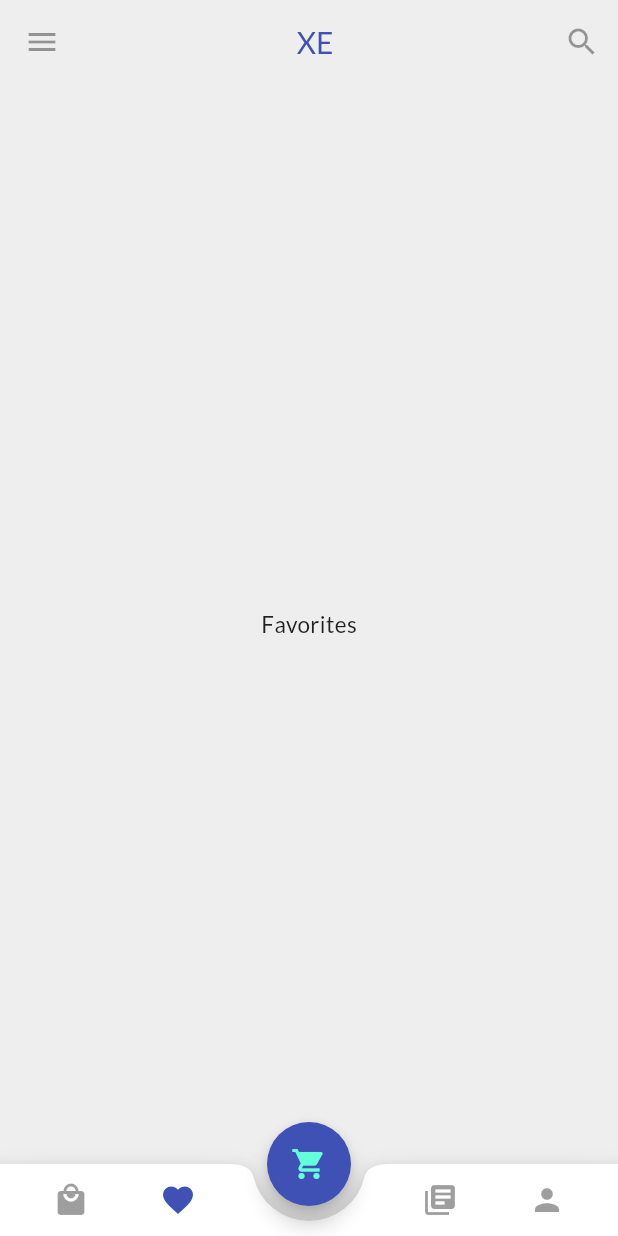
After one commit to serpentarius-hollow/toko-online, a Flutter app: the screen it shows after launch, swiped to page 2, on a phone screen of 412 x 824 dp. The commit adds this screen. Run offline on Flutter 3.47's test engine with Material 2 defaults, Android fonts, the phone set to English and light mode, and no system bars; our stand-ins replace bloc, equatable, flutter_bloc.

Commit message:
feat: finished page_view

```diff
--- a/lib/core/widgets/bottom_nav_bar.dart
+++ b/lib/core/widgets/bottom_nav_bar.dart
@@ -1,15 +1,13 @@
 import 'package:flutter/material.dart';
 
-enum NavBarMenu { shop, favorites, order, account }
-
 class BottomNavBar extends StatelessWidget {
-  final NavBarMenu activeMenu;
+  final int indexActive;
   final Size size;
 
   const BottomNavBar({
     Key key,
+    @required this.indexActive,
     @required this.size,
-    @required this.activeMenu,
   }) : super(key: key);
 
   @override
@@ -28,7 +26,7 @@ class BottomNavBar extends StatelessWidget {
                 IconButton(
                   icon: Icon(
                     Icons.local_mall,
-                    color: activeMenu == NavBarMenu.shop
+                    color: indexActive == 0
                         ? Theme.of(context).primaryColor
                         : null,
                   ),
@@ -37,7 +35,7 @@ class BottomNavBar extends StatelessWidget {
                 IconButton(
                   icon: Icon(
                     Icons.favorite,
-                    color: activeMenu == NavBarMenu.favorites
+                    color: indexActive == 1
                         ? Theme.of(context).primaryColor
                         : null,
                   ),
@@ -54,7 +52,7 @@ class BottomNavBar extends StatelessWidget {
                 IconButton(
                   icon: Icon(
                     Icons.library_books,
-                    color: activeMenu == NavBarMenu.order
+                    color: indexActive == 2
                         ? Theme.of(context).primaryColor
                         : null,
                   ),
@@ -63,7 +61,7 @@ class BottomNavBar extends StatelessWidget {
                 IconButton(
                   icon: Icon(
                     Icons.person,
-                    color: activeMenu == NavBarMenu.account
+                    color: indexActive == 3
                         ? Theme.of(context).primaryColor
                         : null,
                   ),
--- /dev/null
+++ b/lib/core/widgets/cart_button.dart
@@ -0,0 +1,47 @@
+import 'package:flutter/material.dart';
+import 'package:flutter_bloc/flutter_bloc.dart';
+
+import '../../features/cart/bloc/cart_bloc.dart';
+
+class CartButton extends StatelessWidget {
+  @override
+  Widget build(BuildContext context) {
+    return Stack(
+      alignment: AlignmentDirectional.topEnd,
+      children: [
+        FloatingActionButton(
+          backgroundColor: Theme.of(context).primaryColor,
+          onPressed: null,
+          child: Icon(
+            Icons.shopping_cart,
+            color: Theme.of(context).accentColor,
+          ),
+        ),
+        BlocBuilder<CartBloc, CartState>(
+          builder: (context, state) {
+            if (state is CartLoadSuccess) {
+              return Visibility(
+                visible: state.count > 0,
+                child: Container(
+                  padding: const EdgeInsets.all(5),
+                  decoration: const BoxDecoration(
+                    color: Colors.red,
+                    shape: BoxShape.circle,
+                  ),
+                  child: Text(
+                    state.count.toString(),
+                    style: Theme.of(context)
+                        .textTheme
+                        .caption
+                        .copyWith(color: Colors.white),
+                  ),
+                ),
+              );
+            }
+            return Container();
+          },
+        )
+      ],
+    );
+  }
+}
--- /dev/null
+++ b/lib/features/favorites/favorites_body.dart
@@ -0,0 +1,12 @@
+import 'package:flutter/material.dart';
+
+class FavoritesBody extends StatelessWidget {
+  const FavoritesBody();
+
+  @override
+  Widget build(BuildContext context) {
+    return const Center(
+      child: Text('Favorites'),
+    );
+  }
+}
--- a/lib/features/home/view/home_body.dart
+++ b/lib/features/home/view/home_body.dart
@@ -1,8 +1,8 @@
 import 'package:flutter/material.dart';
 import 'package:flutter_bloc/flutter_bloc.dart';
-import 'package:toko_online/features/home/bloc/home_bloc.dart';
 
 import '../../../core/constant/constant.dart';
+import '../bloc/home_bloc.dart';
 import 'item_grid.dart';
 
 class HomeBody extends StatefulWidget {
--- a/lib/features/home/view/home_screen.dart
+++ b/lib/features/home/view/home_screen.dart
@@ -1,11 +1,40 @@
 import 'package:flutter/material.dart';
-import 'package:flutter_bloc/flutter_bloc.dart';
 
 import '../../../core/widgets/bottom_nav_bar.dart';
-import '../../cart/bloc/cart_bloc.dart';
+import '../../../core/widgets/cart_button.dart';
+import '../../favorites/favorites_body.dart';
+import '../../orders/orders_body.dart';
+import '../../profile/profile_body.dart';
 import 'home_body.dart';
 
-class HomeScreen extends StatelessWidget {
+class HomeScreen extends StatefulWidget {
+  @override
+  _HomeScreenState createState() => _HomeScreenState();
+}
+
+class _HomeScreenState extends State<HomeScreen> {
+  final _pageController = PageController();
+
+  int pageIndex;
+
+  @override
+  void initState() {
+    super.initState();
+    pageIndex = 0;
+  }
+
+  @override
+  void dispose() {
+    _pageController.dispose();
+    super.dispose();
+  }
+
+  void _handlePageChange(int index) {
+    setState(() {
+      pageIndex = index;
+    });
+  }
+
   @override
   Widget build(BuildContext context) {
     final size = MediaQuery.of(context).size;
@@ -13,12 +42,21 @@ class HomeScreen extends StatelessWidget {
     return Scaffold(
       appBar: _buildAppBar(context),
       backgroundColor: Theme.of(context).backgroundColor,
-      body: const HomeBody(),
+      body: PageView(
+        controller: _pageController,
+        onPageChanged: (index) => _handlePageChange(index),
+        children: const [
+          HomeBody(),
+          FavoritesBody(),
+          OrdersBody(),
+          ProfileBody(),
+        ],
+      ),
       floatingActionButton: CartButton(),
       floatingActionButtonLocation: FloatingActionButtonLocation.centerDocked,
       bottomNavigationBar: BottomNavBar(
         size: size,
-        activeMenu: NavBarMenu.shop,
+        indexActive: pageIndex,
       ),
     );
   }
@@ -48,46 +86,3 @@ class HomeScreen extends StatelessWidget {
     );
   }
 }
-
-class CartButton extends StatelessWidget {
-  @override
-  Widget build(BuildContext context) {
-    return Stack(
-      alignment: AlignmentDirectional.topEnd,
-      children: [
-        FloatingActionButton(
-          backgroundColor: Theme.of(context).primaryColor,
-          onPressed: null,
-          child: Icon(
-            Icons.shopping_cart,
-            color: Theme.of(context).accentColor,
-          ),
-        ),
-        BlocBuilder<CartBloc, CartState>(
-          builder: (context, state) {
-            if (state is CartLoadSuccess) {
-              return Visibility(
-                visible: state.count > 0,
-                child: Container(
-                  padding: const EdgeInsets.all(5),
-                  decoration: const BoxDecoration(
-                    color: Colors.red,
-                    shape: BoxShape.circle,
-                  ),
-                  child: Text(
-                    state.count.toString(),
-                    style: Theme.of(context)
-                        .textTheme
-                        .caption
-                        .copyWith(color: Colors.white),
-                  ),
-                ),
-              );
-            }
-            return Container();
-          },
-        )
-      ],
-    );
-  }
-}
```
Also changed, not shown: lib/features/orders/orders_body.dart (added, +12 -0 lines), lib/features/profile/profile_body.dart (added, +12 -0 lines).
